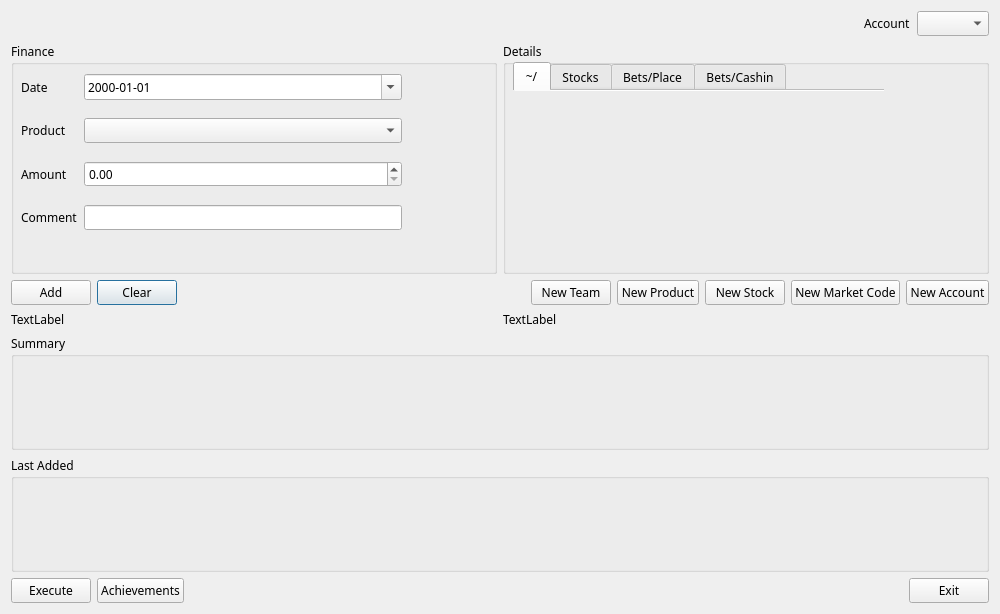
First picture: the form in qt/lisagui.ui, repository rockwolf/python, before the edit.
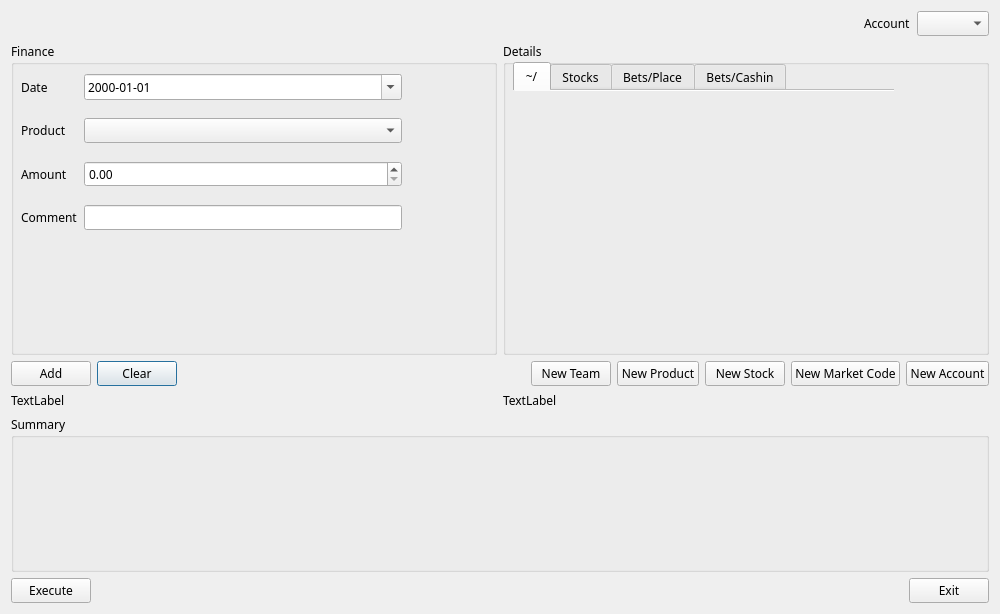
Second picture: the form after the edit. The open tabs and pages were chosen to show the change.

Commit message: Pylint improvements + simplified the design. Tab switching is broken!

The edit to the form file:
```diff
--- a/qt/lisagui.ui
+++ b/qt/lisagui.ui
@@ -44,7 +44,7 @@
     <enum>QLayout::SetDefaultConstraint</enum>
    </property>
    <item>
-    <layout class="QVBoxLayout" name="verticalLayout_3" stretch="0,2,0,0,1,1,0">
+    <layout class="QVBoxLayout" name="verticalLayout_3" stretch="0,2,0,0,1,0">
      <item>
       <layout class="QGridLayout" name="gridLayout_8">
        <property name="sizeConstraint">
@@ -193,8 +193,8 @@
            <rect>
             <x>10</x>
             <y>20</y>
-            <width>371</width>
-            <height>181</height>
+            <width>381</width>
+            <height>191</height>
            </rect>
           </property>
           <property name="font">
@@ -202,6 +202,12 @@
             <family>Envy Code R</family>
            </font>
           </property>
+          <property name="tabPosition">
+           <enum>QTabWidget::North</enum>
+          </property>
+          <property name="tabShape">
+           <enum>QTabWidget::Rounded</enum>
+          </property>
           <property name="currentIndex">
            <number>3</number>
           </property>
@@ -542,48 +548,7 @@
             <x>10</x>
             <y>20</y>
             <width>961</width>
-            <height>81</height>
-           </rect>
-          </property>
-          <property name="font">
-           <font>
-            <family>Envy Code R</family>
-           </font>
-          </property>
-          <property name="autoFillBackground">
-           <bool>false</bool>
-          </property>
-          <property name="styleSheet">
-           <string notr="true">background-color: transparent;</string>
-          </property>
-          <property name="frameShape">
-           <enum>QFrame::NoFrame</enum>
-          </property>
-          <property name="frameShadow">
-           <enum>QFrame::Sunken</enum>
-          </property>
-          <property name="readOnly">
-           <bool>true</bool>
-          </property>
-         </widget>
-        </widget>
-       </item>
-      </layout>
-     </item>
-     <item>
-      <layout class="QVBoxLayout" name="verticalLayout_4">
-       <item>
-        <widget class="QGroupBox" name="grp_lastadded">
-         <property name="title">
-          <string>Last Added</string>
-         </property>
-         <widget class="QTextEdit" name="txt_lastadded">
-          <property name="geometry">
-           <rect>
-            <x>10</x>
-            <y>20</y>
-            <width>951</width>
-            <height>71</height>
+            <height>131</height>
            </rect>
           </property>
           <property name="font">
@@ -638,13 +603,6 @@
         </widget>
        </item>
        <item row="0" column="2">
-        <widget class="QPushButton" name="btn_achievements">
-         <property name="text">
-          <string>Achievements</string>
-         </property>
-        </widget>
-       </item>
-       <item row="0" column="3">
         <spacer name="horizontalSpacer_4">
          <property name="orientation">
           <enum>Qt::Horizontal</enum>
```
Left out of the diff: 15 changed lines with no effect on the pictures. The commit also changes 3 other files.
